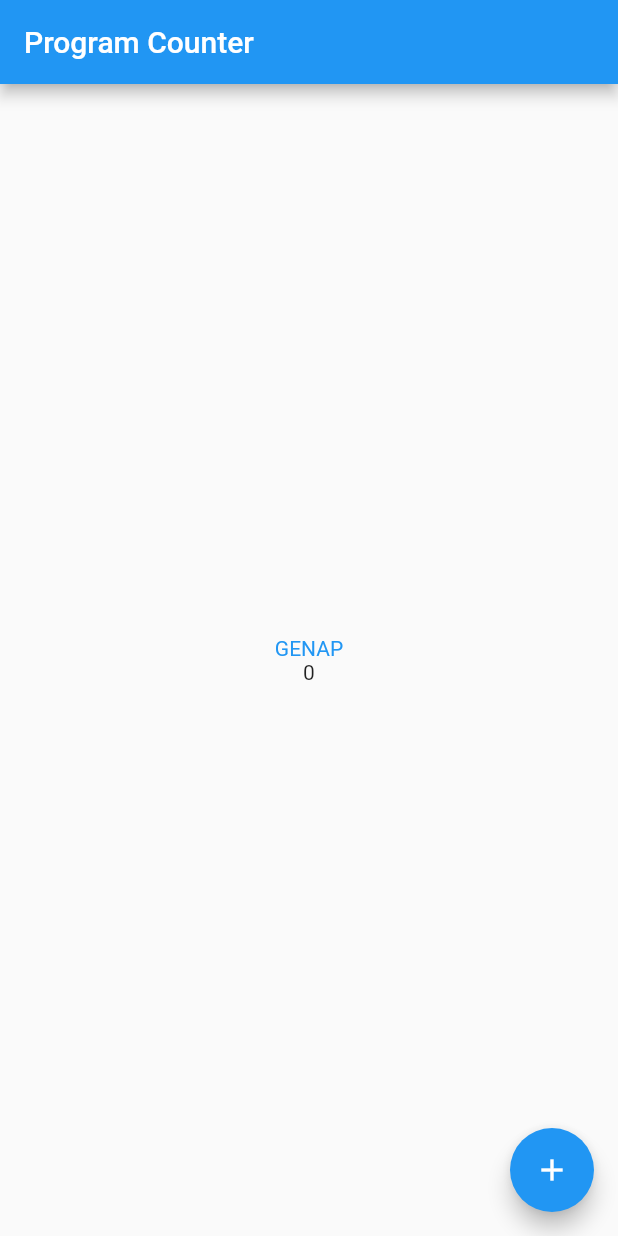
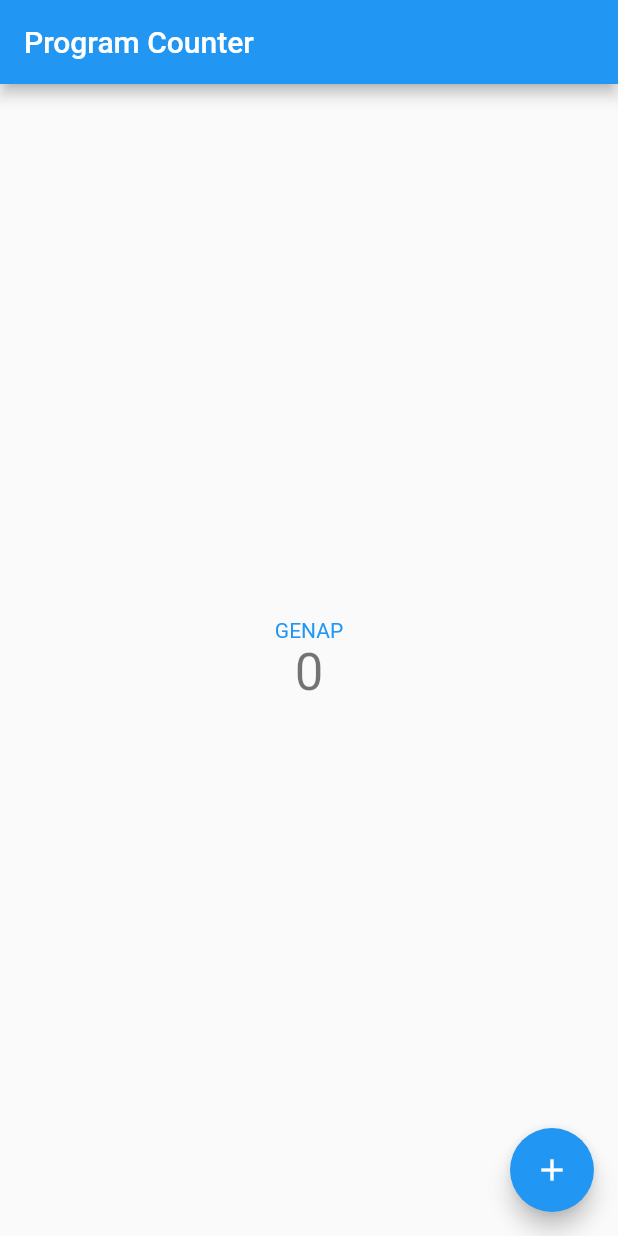
Before and after one commit to NurFajarSA/pbp-flutter-lab, a Flutter app: the screen it shows after launch, on a phone screen of 412 x 824 dp. Run offline on Flutter 3.47's test engine with Material 2 defaults, Android fonts, the phone set to English and light mode, and no system bars.

Commit message:
Tugas 7: Change counter style

```diff
--- a/lib/counter_page.dart
+++ b/lib/counter_page.dart
@@ -39,7 +39,7 @@ class _CounterPageState extends State<CounterPage> {
                 'GANJIL',
                 style: TextStyle(color: Colors.red),
               ),
-            Text('$_counter'),
+            Text('$_counter', style: Theme.of(context).textTheme.headline4),
           ],
         ),
       ),
```
